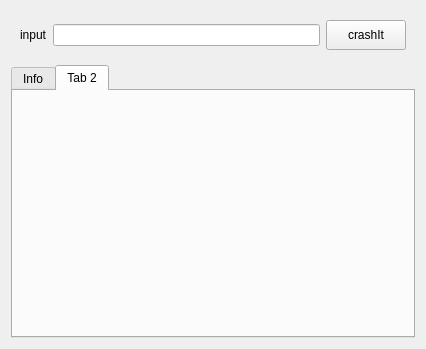
First picture: the form in gui/basic/basicform.ui, repository TimeStone/QAppbase, before the edit.
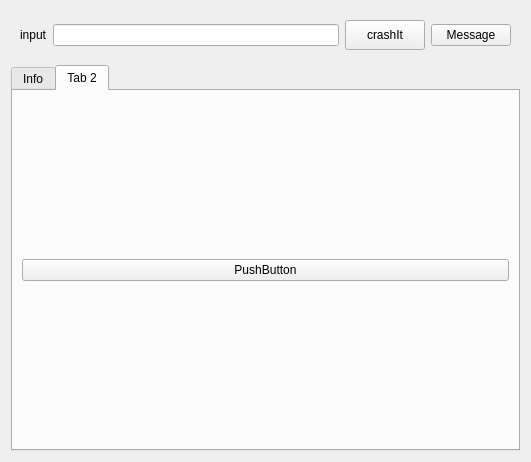
Second picture: the form after the edit. The open tabs and pages were chosen to show the change.

```diff
--- a/gui/basic/basicform.ui
+++ b/gui/basic/basicform.ui
@@ -6,8 +6,8 @@
    <rect>
     <x>0</x>
     <y>0</y>
-    <width>426</width>
-    <height>349</height>
+    <width>531</width>
+    <height>462</height>
    </rect>
   </property>
   <property name="windowTitle">
@@ -19,7 +19,7 @@
      <property name="minimumSize">
       <size>
        <width>0</width>
-       <height>30</height>
+       <height>40</height>
       </size>
      </property>
      <layout class="QHBoxLayout" name="horizontalLayout">
@@ -46,6 +46,13 @@
         </property>
        </widget>
       </item>
+      <item>
+       <widget class="QPushButton" name="messageButton">
+        <property name="text">
+         <string>Message</string>
+        </property>
+       </widget>
+      </item>
      </layout>
     </widget>
    </item>
@@ -81,6 +88,19 @@
       <attribute name="title">
        <string>Tab 2</string>
       </attribute>
+      <layout class="QVBoxLayout" name="verticalLayout_4">
+       <item>
+        <layout class="QVBoxLayout" name="tab2Layout">
+         <item>
+          <widget class="QPushButton" name="pushButton_2">
+           <property name="text">
+            <string>PushButton</string>
+           </property>
+          </widget>
+         </item>
+        </layout>
+       </item>
+      </layout>
      </widget>
     </widget>
    </item>
```
